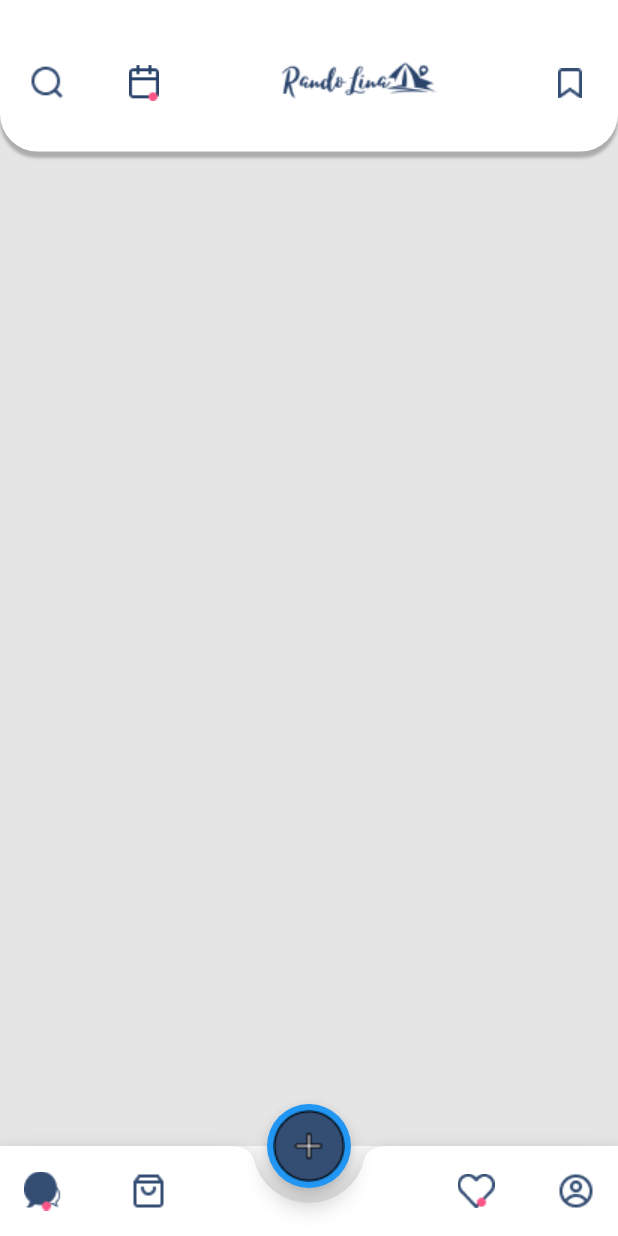
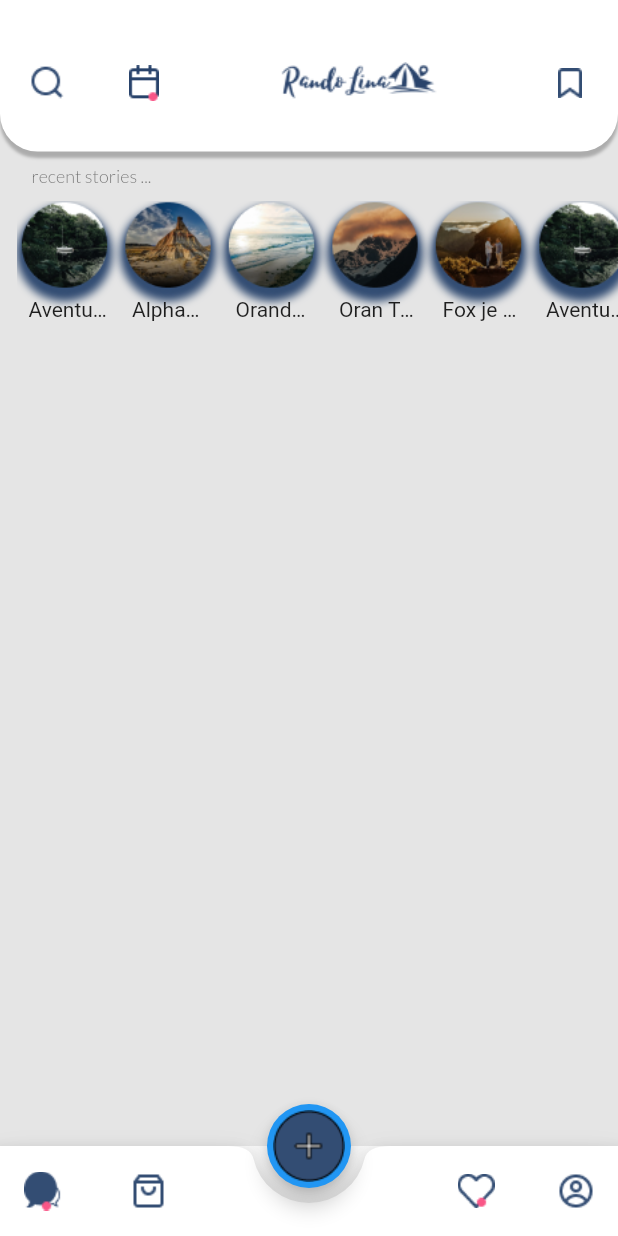
Before and after one commit to toubal77/randolina, a Flutter app: the screen it shows after launch, on a phone screen of 412 x 824 dp. Run offline on Flutter 3.47's test engine with Material 2 defaults, Android fonts, the phone set to English and light mode, and no system bars.

Commit message:
add story

```diff
--- a/lib/screens/actualite.dart
+++ b/lib/screens/actualite.dart
@@ -1,6 +1,36 @@
 import 'package:flutter/material.dart';
 
 class Actualits extends StatelessWidget {
+  List _store = [
+    {
+      'image': 'assets/images/évent 1.png',
+      'nom': 'Aventure oran',
+    },
+    {
+      'image': 'assets/images/évent 2.png',
+      'nom': 'AlphaRando',
+    },
+    {
+      'image': 'assets/images/évent 3.png',
+      'nom': 'Orandonlina',
+    },
+    {
+      'image': 'assets/images/évent 4.png',
+      'nom': 'Oran Travel',
+    },
+    {
+      'image': 'assets/images/évent5.png',
+      'nom': 'Fox je sais pas',
+    },
+    {
+      'image': 'assets/images/évent 1.png',
+      'nom': 'Aventure oran',
+    },
+    {
+      'image': 'assets/images/évent 2.png',
+      'nom': 'AlphaRando',
+    }
+  ];
   @override
   Widget build(BuildContext context) {
     return SafeArea(
@@ -63,6 +93,64 @@ class Actualits extends StatelessWidget {
                 ),
               ),
             ),
+            Container(
+              padding: const EdgeInsets.only(top: 9.0, left: 21.0),
+              alignment: Alignment.centerLeft,
+              child: Text(
+                'recent stories ...',
+                style: TextStyle(
+                  fontFamily: 'Lato-Light',
+                  color: Color.fromRGBO(0, 0, 0, 0.58),
+                  fontSize: 12,
+                ),
+              ),
+            ),
+            Container(
+              height: 102,
+              padding: const EdgeInsets.only(top: 10, left: 11),
+              child: ListView.builder(
+                shrinkWrap: true,
+                scrollDirection: Axis.horizontal,
+                itemCount: _store.length,
+                itemBuilder: (context, index) {
+                  return Container(
+                    child: Column(
+                      children: [
+                        Container(
+                          height: 64,
+                          width: 64,
+                          margin: const EdgeInsets.only(right: 5),
+                          decoration: BoxDecoration(
+                            borderRadius: BorderRadius.circular(37),
+                            boxShadow: [
+                              BoxShadow(
+                                color: Color(0xFF334D73),
+                                spreadRadius: 0,
+                                blurRadius: 4,
+                                offset: Offset(0, 3),
+                              ),
+                            ],
+                          ),
+                          child: Container(
+                            child: Image.asset(_store[index]['image']),
+                          ),
+                        ),
+                        Container(
+                          height: 18,
+                          width: 53,
+                          child: Flexible(
+                            child: Text(
+                              _store[index]['nom'],
+                              overflow: TextOverflow.ellipsis,
+                            ),
+                          ),
+                        ),
+                      ],
+                    ),
+                  );
+                },
+              ),
+            )
           ],
         ),
       ),
```
Also changed, not shown: pubspec.yaml (+9 -5 lines), assets/fonts/Lato-Light.ttf (added).
